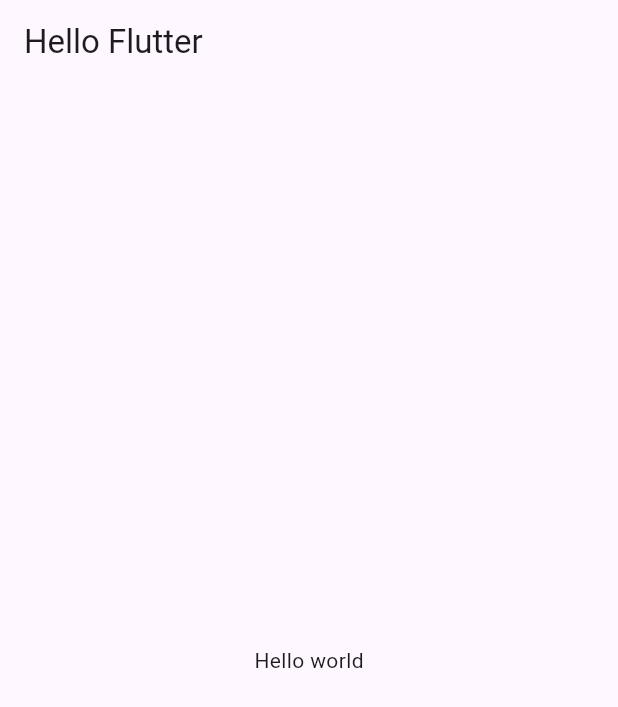
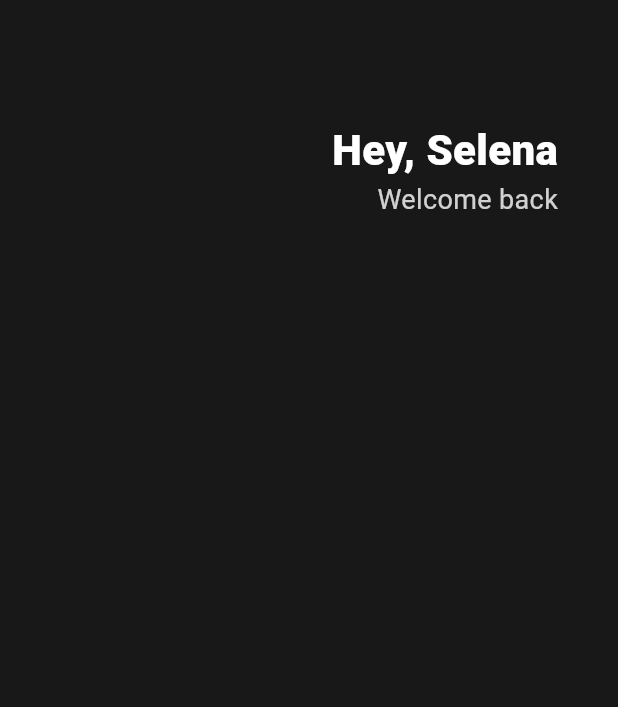
Before and after one commit to janghos/flutter_webtoon, a Flutter app: the screen it shows after launch, on a phone screen of 412 x 824 dp. Shown: the top 707 px of the screen. Run offline on Flutter 3.47's test engine with Material 3 defaults, Android fonts, the phone set to English and light mode, and no system bars.

Commit message:
[ui feat] header

```diff
--- a/lib/main.dart
+++ b/lib/main.dart
@@ -1,6 +1,13 @@
 import 'package:flutter/material.dart';
 
+class Player {
+  String? name;
+
+  Player({required this.name});
+}
 void main() {
+  var jangho = Player(name: "jangho");
+
   runApp(App());
 }
 
@@ -11,12 +18,36 @@ class App extends StatelessWidget {
 
     return MaterialApp(
       home :Scaffold(
-        appBar: AppBar(
-          centerTitle:  false,
-          title : Text('Hello Flutter'),
-        ),
-        body : Center(child: Text('Hello world'),)
+        backgroundColor: Color(0xFF181818)
+        ,
+        body : Padding(padding : EdgeInsets.symmetric(horizontal: 40),
+        child : Column(
+          children: [
+            SizedBox(
+              height : 80
+            ),
+            Row(mainAxisAlignment: MainAxisAlignment.end,
+              children: [
+            Column(
+              crossAxisAlignment: CrossAxisAlignment.end,
+              children: [
+              Text('Hey, Selena',
+                style: TextStyle(
+                color : Colors.white,
+                fontSize : 28 ,
+                fontWeight : FontWeight.w800),
+                  ),
+              Text('Welcome back',
+                style : TextStyle(color: Colors.white.
+                withOpacity(0.8),
+                fontSize: 18)),
+            ],
+            )
+            ],)
+          ],
+        )
       ),
+      )
     );
   }
 }
```
